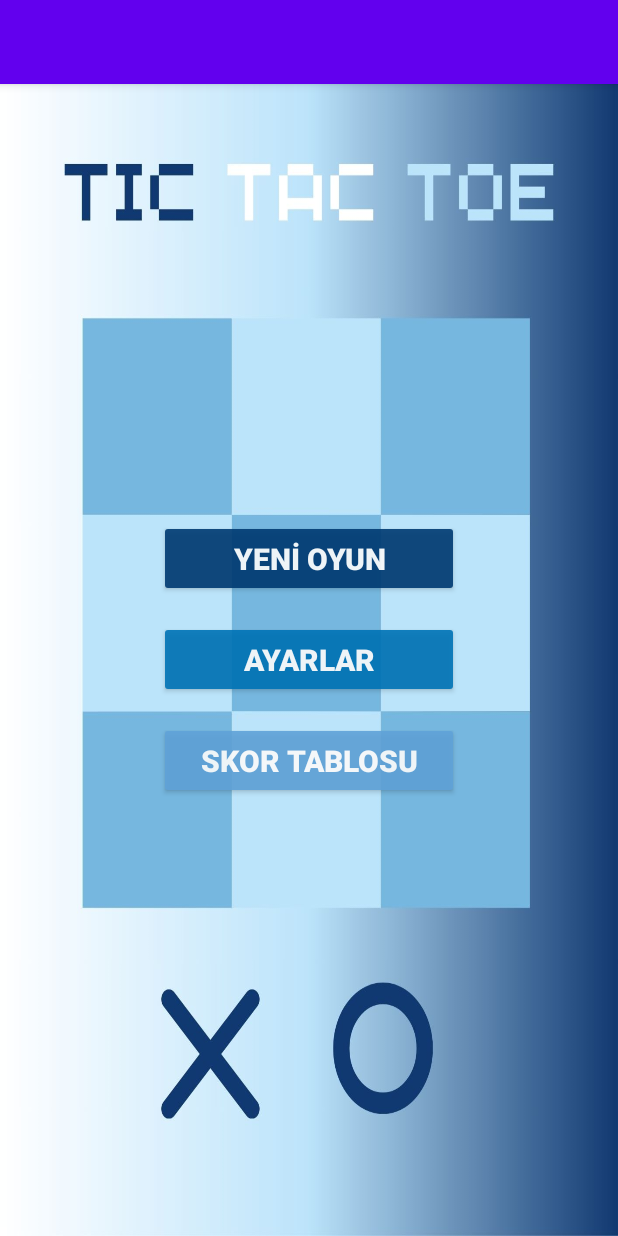
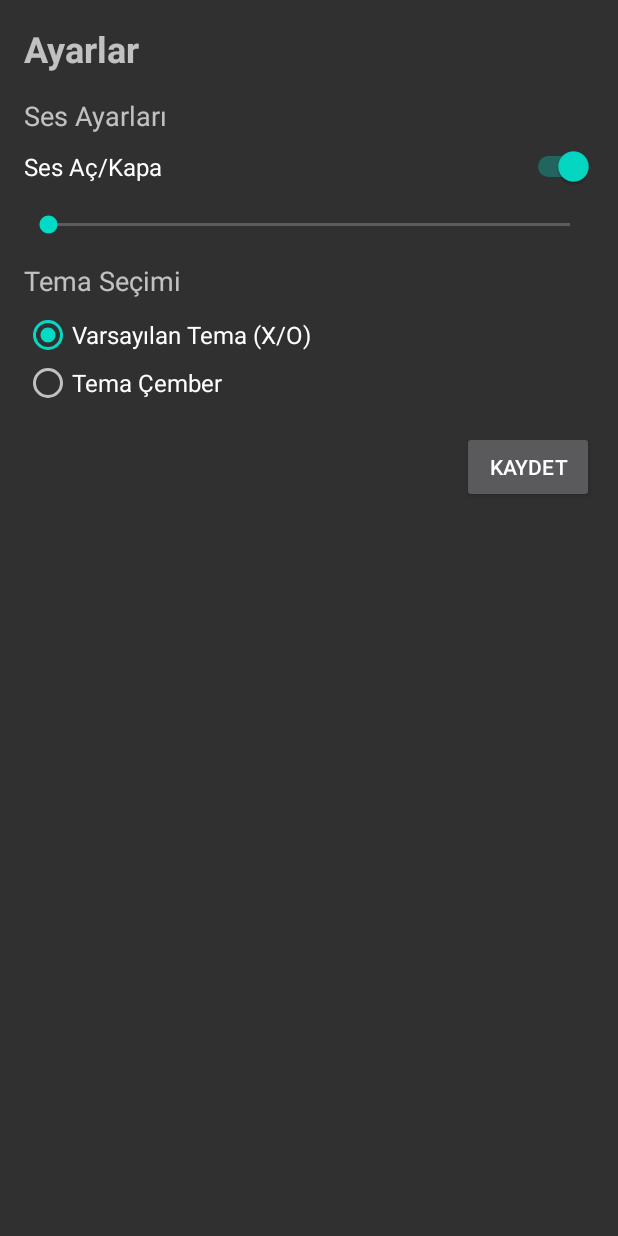
Before and after one commit to BerkeKocakavak/XOX-Game-Project, an Android app built with Jetpack Compose: the screen it shows after launch (MainActivity before the commit, Ayarlar after it), after a tap on "AYARLAR", on a phone screen of 412 x 824 dp. Run offline under Robolectric (Android 15) with nearby library versions, the phone set to English and light mode, and no system bars.

Commit message:
Oyun ekranı ve ayarlar sekmesi eklendi.

```diff
--- a/app/src/main/AndroidManifest.xml
+++ b/app/src/main/AndroidManifest.xml
@@ -13,7 +13,8 @@
         android:theme="@style/Theme.Xoxgame"
         tools:targetApi="31">
         <activity android:name=".YeniOyunEkraniActivity" />
-        <activity
+        <activity android:name=".OyunEkrani" />
+        <activity android:name=".Ayarlar" /> <activity
         android:name=".MainActivity"
         android:exported="true">
         <intent-filter>
--- /dev/null
+++ b/app/src/main/java/com/tttgames/xoxgame/Ayarlar.java
@@ -0,0 +1,134 @@
+package com.tttgames.xoxgame;
+
+import androidx.appcompat.app.AppCompatActivity;
+import android.os.Bundle;
+import android.widget.Switch;
+import android.widget.RadioGroup;
+import android.widget.RadioButton;
+import android.widget.Toast;
+import android.content.SharedPreferences;
+import android.media.AudioManager;
+import android.widget.SeekBar;
+import android.widget.Button;
+
+public class Ayarlar extends AppCompatActivity {
+
+    private Switch soundSwitch;
+    private RadioGroup themeRadioGroup;
+    private Button saveSettingsButton;
+    private SharedPreferences sharedPreferences;
+    private AudioManager audioManager;
+    private SeekBar volumeSeekBar;
+
+    @Override
+    protected void onCreate(Bundle savedInstanceState) {
+        super.onCreate(savedInstanceState);
+        setContentView(R.layout.ayarlar
+        );
+
+        // Layout elemanlarını bul
+        soundSwitch = findViewById(R.id.soundSwitch);
+        themeRadioGroup = findViewById(R.id.themeRadioGroup);
+        saveSettingsButton = findViewById(R.id.saveSettingsButton);
+        volumeSeekBar = findViewById(R.id.volumeSeekBar);
+
+        // SharedPreferences'ı başlat
+        sharedPreferences = getSharedPreferences("game_settings", MODE_PRIVATE);
+
+        // AudioManager'ı başlat
+        audioManager = (AudioManager) getSystemService(AUDIO_SERVICE);
+
+        // Ses ayarlarını yap
+        setupSoundSettings();
+
+        // Temayı ayarlarını yap
+        setupThemeSettings();
+
+        // Kaydet butonuna tıklama olayını ayarla
+        saveSettingsButton.setOnClickListener(v -> saveSettings());
+    }
+
+    private void setupSoundSettings() {
+        // Kaydedilmiş ses ayarını yükle veya varsayılan değeri kullan
+        boolean isSoundEnabled = sharedPreferences.getBoolean("sound_enabled", true);
+        soundSwitch.setChecked(isSoundEnabled);
+
+        // Ses seviyesi ayarını yap
+        int maxVolume = audioManager.getStreamMaxVolume(AudioManager.STREAM_MUSIC);
+        volumeSeekBar.setMax(maxVolume);
+        int currentVolume = audioManager.getStreamVolume(AudioManager.STREAM_MUSIC);
+        volumeSeekBar.setProgress(currentVolume);
+
+        // Ses seviyesi değiştiğinde yapılacaklar
+        volumeSeekBar.setOnSeekBarChangeListener(new SeekBar.OnSeekBarChangeListener() {
+            @Override
+            public void onProgressChanged(SeekBar seekBar, int progress, boolean fromUser) {
+                audioManager.setStreamVolume(AudioManager.STREAM_MUSIC, progress, 0);
+            }
+
+            @Override
+            public void onStartTrackingTouch(SeekBar seekBar) {
+                // Gerekirse burada bir şeyler yapabilirsiniz
+            }
+
+            @Override
+            public void onStopTrackingTouch(SeekBar seekBar) {
+                // Gerekirse burada bir şeyler yapabilirsiniz
+            }
+        });
+    }
+
+    private void setupThemeSettings() {
+        // Kaydedilmiş tema ayarını yükle veya varsayılan değeri kullan
+        String currentTheme = sharedPreferences.getString("current_theme", "default");
+        switch (currentTheme) {
+            case "default":
+                themeRadioGroup.check(R.id.themeDefault);
+                break;
+            case "circle":
+                themeRadioGroup.check(R.id.themeCircle);
+                break;
+            // Diğer temalar için case'ler ekleyebilirsiniz
+        }
+    }
+
+    private void saveSettings() {
+        // Ayarları SharedPreferences'a kaydet
+        SharedPreferences.Editor editor = sharedPreferences.edit();
+        editor.putBoolean("sound_enabled", soundSwitch.isChecked());
+
+        int selectedThemeId = themeRadioGroup.getCheckedRadioButtonId();
+        String selectedTheme = "default"; // Varsayılan değer
+        if (selectedThemeId == R.id.themeDefault) {
+            selectedTheme = "default";
+        } else if (selectedThemeId == R.id.themeCircle) {
+            selectedTheme = "circle";
+        }        editor.putString("current_theme", selectedTheme);
+        editor.apply();
+
+        Toast.makeText(this, "Ayarlar kaydedildi", Toast.LENGTH_SHORT).show();
+
+        // Ayarları uygula (örneğin, ses seviyesini ve temayı değiştir)
+        applySettings();
+        finish(); // Ayarlar ekranını kapat
+    }
+
+    private void applySettings() {
+        // Ses ayarını uygula
+        boolean isSoundEnabled = sharedPreferences.getBoolean("sound_enabled", true);
+        if (isSoundEnabled) {
+            audioManager.setStreamMute(AudioManager.STREAM_MUSIC, false);
+        } else {
+            audioManager.setStreamMute(AudioManager.STREAM_MUSIC, true);
+        }
+
+        // Tema ayarını uygula
+        String currentTheme = sharedPreferences.getString("current_theme", "default");
+        // Burada tema değiştirme kodunu yazın. Örneğin:
+        // if (currentTheme.equals("circle")) {
+        //     // Tema çember olarak ayarla
+        // } else {
+        //     // Varsayılan temayı ayarla
+        // }
+    }
+}
--- a/app/src/main/java/com/tttgames/xoxgame/MainActivity.java
+++ b/app/src/main/java/com/tttgames/xoxgame/MainActivity.java
@@ -1,4 +1,4 @@
-package com.tttgames.xoxgame; // Burası sizin paket adınız olmalı
+package com.tttgames.xoxgame;
 
 import androidx.appcompat.app.AppCompatActivity;
 import android.os.Bundle;
@@ -7,18 +7,17 @@ import android.widget.Button;
 import android.widget.Toast;
 import android.content.Intent; // Başka Activity'lere geçiş için
 
-// Sınıf adının GameMenuActivity olduğuna dikkat edin
+
 public class MainActivity extends AppCompatActivity {
 
     private Button btnNewGame;
     private Button btnSettings;
     private Button btnScoreTable;
-    // private TextView tvTitle; // Bu satırı silin veya yorum satırı yapın
+
 
     @Override
     protected void onCreate(Bundle savedInstanceState) {
         super.onCreate(savedInstanceState);
-        // Bu satır, GameMenuActivity'nin activity_main.xml layout dosyasını kullanacağını söyler.
         setContentView(R.layout.activity_main);
 
         // XML dosyasındaki bileşenleri Java kodunda kullanmak için ID'lerini kullanarak referans alıyoruz.
@@ -40,16 +39,16 @@ public class MainActivity extends AppCompatActivity {
         btnSettings.setOnClickListener(new View.OnClickListener() {
             @Override
             public void onClick(View v) {
-                Toast.makeText(MainActivity.this, "Ayarlar Tıklandı!", Toast.LENGTH_SHORT).show();
-                // Buraya Ayarlar Activity'sine geçiş kodunu ekleyeceğiz.
+                Intent intent = new Intent(MainActivity.this, Ayarlar.class);
+                startActivity(intent);
             }
         });
 
         btnScoreTable.setOnClickListener(new View.OnClickListener() {
             @Override
             public void onClick(View v) {
-                Toast.makeText(MainActivity.this, "Skor Tablosu Tıklandı!", Toast.LENGTH_SHORT).show();
-                // Buraya Skor Tablosu Activity'sine geçiş kodunu ekleyeceğiz.
+                Intent intent = new Intent(MainActivity.this, SkorTablosu.class);
+                startActivity(intent);
             }
         });
 
--- /dev/null
+++ b/app/src/main/java/com/tttgames/xoxgame/SkorTablosu.java
@@ -0,0 +1,4 @@
+package com.tttgames.xoxgame;
+
+public class SkorTablosu {
+}
--- /dev/null
+++ b/app/src/main/res/layout/ayarlar.xml
@@ -0,0 +1,75 @@
+<LinearLayout xmlns:android="http://schemas.android.com/apk/res/android"
+    xmlns:tools="http://schemas.android.com/tools"
+    android:layout_width="match_parent"
+    android:layout_height="match_parent"
+    android:orientation="vertical"
+    android:padding="16dp"
+    tools:context=".SettingsActivity">
+
+    <TextView
+        android:layout_width="match_parent"
+        android:layout_height="wrap_content"
+        android:text="Ayarlar"
+        android:textSize="24sp"
+        android:textStyle="bold"
+        android:layout_marginBottom="16dp" />
+
+    <TextView
+        android:layout_width="match_parent"
+        android:layout_height="wrap_content"
+        android:text="Ses Ayarları"
+        android:textSize="18sp"
+        android:layout_marginBottom="8dp" />
+
+    <Switch
+        android:id="@+id/soundSwitch"
+        android:layout_width="match_parent"
+        android:layout_height="wrap_content"
+        android:text="Ses Aç/Kapa"
+        android:textSize="16sp"
+        android:layout_marginBottom="16dp" />
+
+    <SeekBar
+        android:id="@+id/volumeSeekBar"
+        android:layout_width="match_parent"
+        android:layout_height="wrap_content"
+        android:max="100"
+        android:progress="100"
+        android:layout_marginBottom="16dp" />
+
+    <TextView
+        android:layout_width="match_parent"
+        android:layout_height="wrap_content"
+        android:text="Tema Seçimi"
+        android:textSize="18sp"
+        android:layout_marginBottom="8dp" />
+
+    <RadioGroup
+        android:id="@+id/themeRadioGroup"
+        android:layout_width="match_parent"
+        android:layout_height="wrap_content">
+
+        <RadioButton
+            android:id="@+id/themeDefault"
+            android:layout_width="match_parent"
+            android:layout_height="wrap_content"
+            android:text="Varsayılan Tema (X/O)"
+            android:textSize="16sp" />
+
+        <RadioButton
+            android:id="@+id/themeCircle"
+            android:layout_width="match_parent"
+            android:layout_height="wrap_content"
+            android:text="Tema Çember"
+            android:textSize="16sp" />
+    </RadioGroup>
+
+    <Button
+        android:id="@+id/saveSettingsButton"
+        android:layout_width="wrap_content"
+        android:layout_height="wrap_content"
+        android:text="Kaydet"
+        android:layout_gravity="end"
+        android:layout_marginTop="16dp"/>
+
+</LinearLayout>
--- a/app/src/main/res/values/themes.xml
+++ b/app/src/main/res/values/themes.xml
@@ -1,8 +1,9 @@
 <resources>
-    <style name="Theme.Xoxgame" parent="Theme.AppCompat.Light.DarkActionBar">
+    <style name="Theme.Xoxgame" parent="Theme.AppCompat.NoActionBar">
         <!-- Tema renkleri, dilersen özelleştirebilirsin -->
         <item name="colorPrimary">@color/purple_500</item>
         <item name="colorPrimaryDark">@color/purple_700</item>
         <item name="colorAccent">@color/teal_200</item>
+
     </style>
 </resources>
```
Also changed, not shown: app/src/main/java/com/tttgames/xoxgame/OyunEkrani.java (added, +69 -0 lines), app/src/main/java/com/tttgames/xoxgame/YeniOyunEkraniActivity.java (+15 -26 lines), app/src/main/res/layout/oyunekrani.xml (added, +84 -0 lines), app/src/main/res/layout/skortablosu.xml (added, +33 -0 lines). Lines whose indentation alone changed are shown as unchanged.
